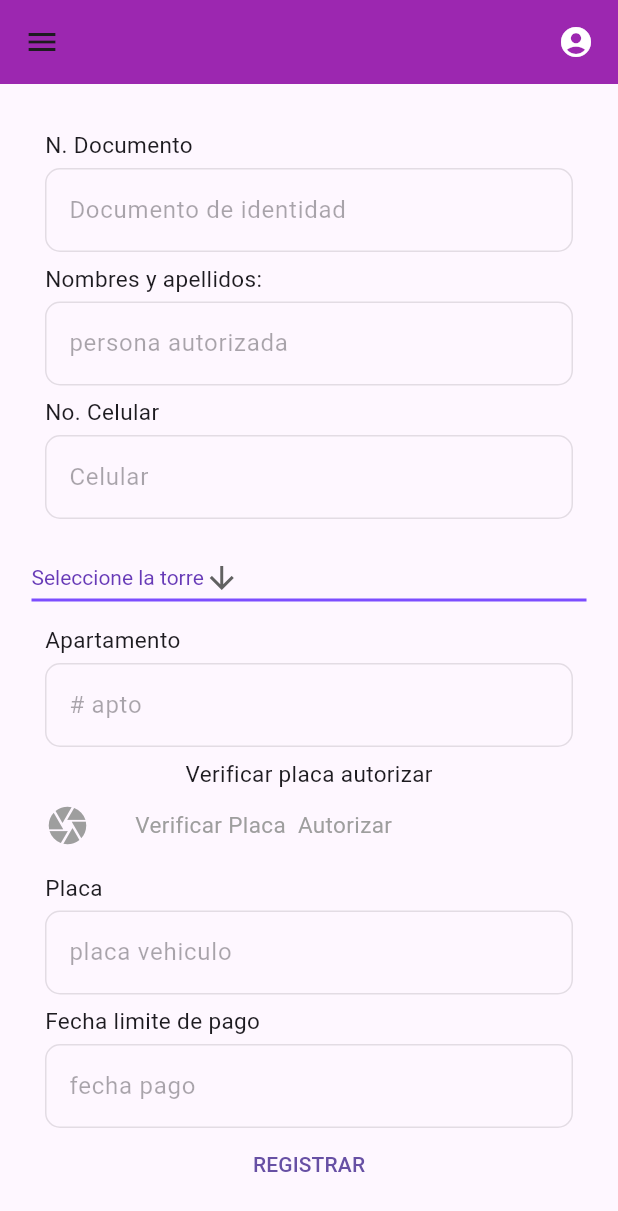
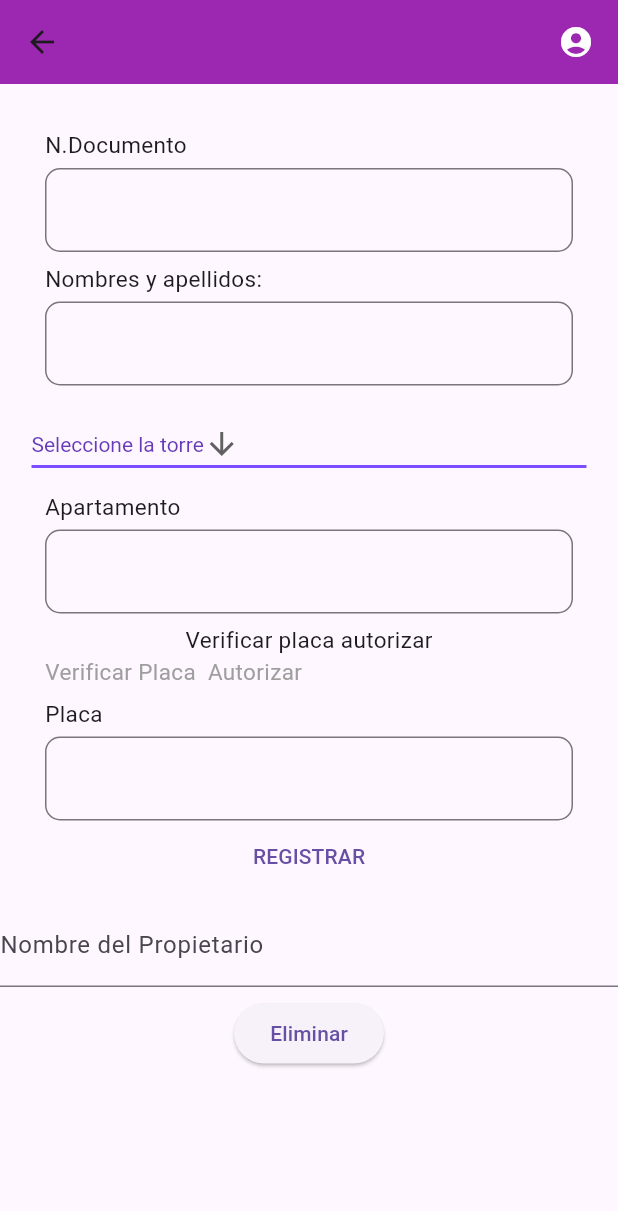
Before and after one commit to Andrey-Ruiz/Parking, a Flutter app: the Register screen opened directly, after a tap on "REGISTRAR", on a phone screen of 412 x 824 dp. Shown: the top 1211 px of the screen. Run offline on Flutter 3.47's test engine with Material 3 defaults, Android fonts, the phone set to English and light mode, and no system bars; our stand-ins replace camera, permission_handler, shared_preferences; missing offline and left inert: google_mlkit_text_recognition; accounts and stored records are empty; network calls fail.

Commit message:
agregar y eliminar

```diff
--- a/parking/lib/Provider/Propietario_Provider.dart
+++ b/parking/lib/Provider/Propietario_Provider.dart
@@ -5,12 +5,26 @@ import 'package:parking/Models/Propietario.dart';
 class PropietarioProvider {
   final String _endpoint = "https://dbpark-767b1-default-rtdb.firebaseio.com";
 
-  Future<bool> crearpropietario(Propietario user) async {
+  Future<bool> crearpropietario(Propietario registerData) async {
     try {
+      String? apto = registerData.apto;
+      String? id = registerData.id;
+      String? name = registerData.name;
+      String? torre =
+          registerData.torre; // Así es como obtenemos el valor seleccionado
+
+      final Propietario propietario = Propietario(
+        apto: apto,
+        id: id,
+        name: name,
+        torre: torre,
+        idconjunto: "", // Puedes llenar este campo si lo necesitas
+      );
+
       final url = '$_endpoint/parking/propietario/idpropietario.json';
       final resp = await http.post(
         Uri.parse(url),
-        body: propietarioToJson(user),
+        body: propietarioToJson(propietario),
       );
 
       if (resp.statusCode == 200) {
@@ -18,26 +32,44 @@ class PropietarioProvider {
         print(decodeData);
         return true;
       } else {
-        throw Exception("Ocurrio Algo ${resp.statusCode}");
+        throw Exception("Ocurrió algo ${resp.statusCode}");
       }
     } catch (e) {
       print(e);
       return false;
-      //throw Exception("Ocurrio Algo ${resp.statusCode}");
     }
   }
 
-  Future<List<Propietario>> getPropiertaio() async {
-    final url = '$_endpoint/parking/propietario/idpropietario.json';
-    final resp = await http.get(Uri.parse(url));
+  Future<List<Propietario>> getPropietario() async {
+    try {
+      final url = '$_endpoint/parking/propietario/idpropietario.json';
+      final resp = await http.get(Uri.parse(url));
 
-    if (resp.statusCode == 200) {
-      String body = utf8.decode(resp.bodyBytes);
-      final jsonData = jsonDecode(body);
-      final user = Owner.fromJsonList(jsonData);
-      return user.items;
-    } else {
-      throw Exception("Ocurrio Algo ${resp.statusCode}");
+      if (resp.statusCode == 200) {
+        final jsonData = jsonDecode(resp.body);
+
+        if (jsonData != null && jsonData is Map<String, dynamic>) {
+          List<Propietario> propietarios = [];
+
+          jsonData.forEach((key, propietarioJson) {
+            if (propietarioJson is Map<String, dynamic>) {
+              final propietario = Propietario.fromJson(propietarioJson);
+              propietario.id = key;
+              propietarios.add(propietario);
+            }
+          });
+
+          return propietarios;
+        } else {
+          print("La respuesta de la API no es un Map válido.");
+          return []; // Devolver una lista vacía en caso de error
+        }
+      } else {
+        throw Exception("Ocurrió algo ${resp.statusCode}");
+      }
+    } catch (e) {
+      print("Error al obtener propietarios: $e");
+      return []; // Devolver una lista vacía en caso de error
     }
   }
 
@@ -64,22 +96,44 @@ class PropietarioProvider {
     }
   }
 
-  Future<int> borrarPropietario(String id) async {
+  Future<int> borrarPropietario(String nombre) async {
     try {
-      final url = '$_endpoint/parking/propietario/idpropietario/$id.json';
-      final resp = await http.delete(Uri.parse(url));
+      final url = '$_endpoint/parking/propietario/idpropietario.json';
+      final resp = await http.get(Uri.parse(url));
 
       if (resp.statusCode == 200) {
-        final decodeData = jsonDecode(resp.body);
-        print(decodeData);
-        return 1;
+        String body = utf8.decode(resp.bodyBytes);
+        final jsonData = jsonDecode(body);
+
+        if (jsonData != null && jsonData is Map<String, dynamic>) {
+          for (final key in jsonData.keys) {
+            final propietarioData = jsonData[key];
+
+            if (propietarioData['name'] == nombre) {
+              final urlBorrar =
+                  '$_endpoint/parking/propietario/idpropietario/$key.json';
+              final respBorrar = await http.delete(Uri.parse(urlBorrar));
+
+              if (respBorrar.statusCode == 200) {
+                return 1; // Propietario eliminado con éxito.
+              } else {
+                throw Exception(
+                    "Ocurrió algo al intentar eliminar al propietario: ${respBorrar.statusCode}");
+              }
+            }
+          }
+
+          return 0; // No se encontró al propietario.
+        } else {
+          throw Exception("La respuesta de la API no es un Map válido.");
+        }
       } else {
-        throw Exception("Ocurrio Algo ${resp.statusCode}");
+        throw Exception(
+            "Ocurrió algo al intentar obtener propietarios: ${resp.statusCode}");
       }
     } catch (e) {
-      print(e);
+      print("Error al intentar borrar propietario por nombre: $e");
       return 0;
-      //throw Exception("Ocurrio Algo ${resp.statusCode}");
     }
   }
 }
--- a/parking/lib/widgets/Register.dart
+++ b/parking/lib/widgets/Register.dart
@@ -1,6 +1,7 @@
 import 'package:flutter/material.dart';
-import 'package:parking/Widgets/CustomerDrawer.dart';
-import 'package:parking/widgets/registration.dart';
+import 'package:parking/Models/Propietario.dart';
+import 'package:parking/Provider/Propietario_Provider.dart';
+
 const List<String> list = <String>[
   'Seleccione la torre',
   'TORRE 1',
@@ -20,6 +21,31 @@ class Register extends StatefulWidget {
 
 class _RegisterState extends State<Register> {
   bool estado = false;
+  final PropietarioProvider propietarioProvider = PropietarioProvider();
+  List<Propietario> owners = [];
+  Propietario? selectedOwner;
+  late TextEditingController _documentController = TextEditingController();
+  late TextEditingController _namesController = TextEditingController();
+  late TextEditingController _aptoController = TextEditingController();
+  late TextEditingController _nombreController = TextEditingController();
+  String _mensaje = '';
+
+  @override
+  void initState() {
+    super.initState();
+    loadOwners();
+  }
+
+  Future<void> loadOwners() async {
+    try {
+      final loadedOwners = await PropietarioProvider().getPropietario();
+      setState(() {
+        owners = loadedOwners;
+      });
+    } catch (e) {
+      print('Error al cargar propietarios: $e');
+    }
+  }
 
   @override
   Widget build(BuildContext context) {
@@ -34,7 +60,6 @@ class _RegisterState extends State<Register> {
           ),
         ],
       ),
-      drawer: const CustomerDrawer(),
       body: SafeArea(
         child: Column(
           children: [
@@ -46,16 +71,15 @@ class _RegisterState extends State<Register> {
               padding: EdgeInsets.only(left: 30.0, bottom: 5),
               child: Align(
                 alignment: Alignment.centerLeft,
-                child: Text('N. Documento', style: TextStyle(fontSize: 15)),
+                child: Text('N.Documento', style: TextStyle(fontSize: 15)),
               ),
             ),
             Container(
               margin: const EdgeInsets.only(left: 30, right: 30),
               //saldo cartera
               child: TextField(
-                enabled: false,
-                controller:
-                    TextEditingController(text: 'Documento de identidad'),
+                enabled: true,
+                controller: _documentController,
                 decoration: InputDecoration(
                   border: OutlineInputBorder(
                     borderRadius: BorderRadius.circular(10.0),
@@ -78,31 +102,8 @@ class _RegisterState extends State<Register> {
               margin: const EdgeInsets.only(left: 30, right: 30),
               //saldo cartera
               child: TextField(
-                enabled: false,
-                controller: TextEditingController(text: 'persona autorizada'),
-                decoration: InputDecoration(
-                  border: OutlineInputBorder(
-                    borderRadius: BorderRadius.circular(10.0),
-                  ),
-                ),
-              ),
-            ),
-            const SizedBox(
-              height: 7.0,
-            ),
-            const Padding(
-              padding: EdgeInsets.only(left: 30.0, bottom: 5),
-              child: Align(
-                alignment: Alignment.centerLeft,
-                child: Text('No. Celular', style: TextStyle(fontSize: 15)),
-              ),
-            ),
-            Container(
-              margin: const EdgeInsets.only(left: 30, right: 30),
-              //saldo cartera
-              child: TextField(
-                enabled: false,
-                controller: TextEditingController(text: 'Celular'),
+                enabled: true,
+                controller: _namesController,
                 decoration: InputDecoration(
                   border: OutlineInputBorder(
                     borderRadius: BorderRadius.circular(10.0),
@@ -153,8 +154,8 @@ class _RegisterState extends State<Register> {
               margin: const EdgeInsets.only(left: 30, right: 30),
               //saldo cartera
               child: TextField(
-                enabled: false,
-                controller: TextEditingController(text: '# apto'),
+                enabled: true,
+                controller: _aptoController,
                 decoration: InputDecoration(
                   border: OutlineInputBorder(
                     borderRadius: BorderRadius.circular(10.0),
@@ -169,16 +170,6 @@ class _RegisterState extends State<Register> {
               'Verificar placa autorizar',
               style: TextStyle(fontSize: 15),
             ),
-
-            Row(
-              children: [
-                IconButton(
-                  padding: const EdgeInsets.only(left: 30,),
-                  icon: const Icon(Icons.camera, size: 30, color: Colors.grey),
-                  onPressed: () {
-                    Navigator.of(context).push(MaterialPageRoute(builder: (context) => registration()));
-                  },
-                ),
             const Padding(
               padding: EdgeInsets.only(
                 left: 30,
@@ -189,9 +180,6 @@ class _RegisterState extends State<Register> {
                     style: TextStyle(fontSize: 15, color: Colors.grey)),
               ),
             ),
-              ],
-            ),
-
             const SizedBox(
               height: 7.0,
             ),
@@ -206,32 +194,8 @@ class _RegisterState extends State<Register> {
               margin: const EdgeInsets.only(left: 30, right: 30),
               //saldo cartera
               child: TextField(
-                enabled: false,
-                controller: TextEditingController(text: 'placa vehiculo'),
-                decoration: InputDecoration(
-                  border: OutlineInputBorder(
-                    borderRadius: BorderRadius.circular(10.0),
-                  ),
-                ),
-              ),
-            ),
-            const SizedBox(
-              height: 7.0,
-            ),
-            const Padding(
-              padding: EdgeInsets.only(left: 30.0, bottom: 5),
-              child: Align(
-                alignment: Alignment.centerLeft,
-                child: Text('Fecha limite de pago',
-                    style: TextStyle(fontSize: 15)),
-              ),
-            ),
-            Container(
-              margin: const EdgeInsets.only(left: 30, right: 30),
-              //saldo cartera
-              child: TextField(
-                enabled: false,
-                controller: TextEditingController(text: 'fecha pago'),
+                enabled: true,
+                controller: TextEditingController(text: ''),
                 decoration: InputDecoration(
                   border: OutlineInputBorder(
                     borderRadius: BorderRadius.circular(10.0),
@@ -241,12 +205,69 @@ class _RegisterState extends State<Register> {
             ),
             TextButton(
               onPressed: () {
+                _registrarPropietario();
               },
               child: const Text("REGISTRAR"),
-            )
+            ),
+            const SizedBox(
+              height: 7.0,
+            ),
+            TextField(
+              controller: _nombreController,
+              decoration: InputDecoration(labelText: 'Nombre del Propietario'),
+            ),
+            const SizedBox(
+              height: 7.0,
+            ),
+            ElevatedButton(
+              onPressed: () {
+                _eliminarPropietario();
+              },
+              child: Text('Eliminar'),
+            ),
+            const SizedBox(
+              height: 7.0,
+            ),
+            Text(_mensaje, style: TextStyle(fontSize: 18.0, color: Colors.red)),
           ],
         ),
       ),
     );
   }
+
+  void _registrarPropietario() {
+    // Aquí obtenemos los valores de los cuadros de texto
+    String documentNumber = _documentController.text;
+    String names = _namesController.text;
+    String apto = _aptoController.text;
+
+    // Aquí llamamos a la función del provider para crear al propietario
+    propietarioProvider.crearpropietario(Propietario(
+      id: documentNumber,
+      name: names,
+      apto: apto,
+      torre: dropdownValue,
+      idconjunto: '',
+    ));
   }
+
+  void _eliminarPropietario() async {
+    final nombre = _nombreController.text;
+
+    if (nombre.isNotEmpty) {
+      final propietarioProvider = PropietarioProvider();
+
+      final resultado = await propietarioProvider.borrarPropietario(nombre);
+
+      setState(() {
+        _mensaje = resultado == 1
+            ? 'Propietario eliminado con éxito.'
+            : 'No se encontró al propietario.';
+      });
+    } else {
+      setState(() {
+        _mensaje = 'Por favor, ingresa el nombre del propietario.';
+      });
+    }
+  }
+}
```
Lines whose indentation alone changed are shown as unchanged.
